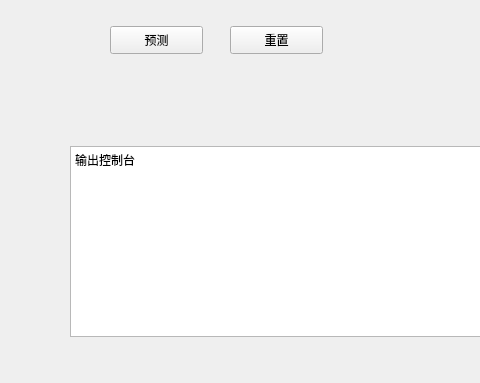
Qt form MachineLearning/TensorFlow/image-clssifier/GUI/tool/ui_MainWindow.ui (YangXiaoo/Lookoop) before a commit; both pictures show x 0 to 480 and y 217 to 600 of the 800 by 600 pixel window.
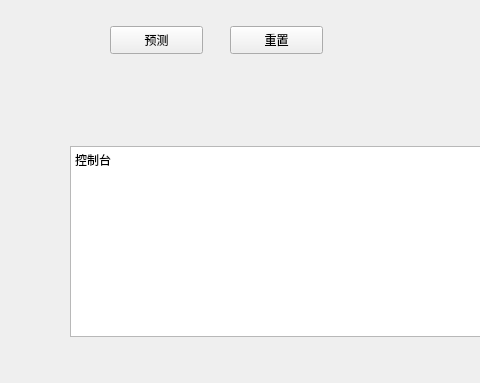
The same form after that commit.

```diff
--- a/MachineLearning/TensorFlow/image-clssifier/GUI/tool/ui_MainWindow.ui
+++ b/MachineLearning/TensorFlow/image-clssifier/GUI/tool/ui_MainWindow.ui
@@ -118,7 +118,7 @@
 &lt;html&gt;&lt;head&gt;&lt;meta name=&quot;qrichtext&quot; content=&quot;1&quot; /&gt;&lt;style type=&quot;text/css&quot;&gt;
 p, li { white-space: pre-wrap; }
 &lt;/style&gt;&lt;/head&gt;&lt;body style=&quot; font-family:'SimSun'; font-size:9pt; font-weight:400; font-style:normal;&quot;&gt;
-&lt;p style=&quot; margin-top:0px; margin-bottom:0px; margin-left:0px; margin-right:0px; -qt-block-indent:0; text-indent:0px;&quot;&gt;输出控制台&lt;/p&gt;&lt;/body&gt;&lt;/html&gt;</string>
+&lt;p style=&quot; margin-top:0px; margin-bottom:0px; margin-left:0px; margin-right:0px; -qt-block-indent:0; text-indent:0px;&quot;&gt;控制台&lt;/p&gt;&lt;/body&gt;&lt;/html&gt;</string>
     </property>
    </widget>
   </widget>
```
